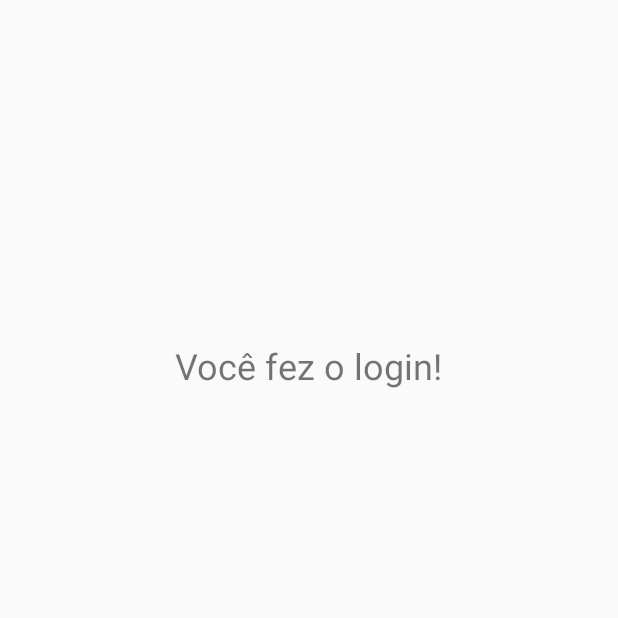
After one commit to jurandircastro/Healthy-Application, an Android app: the StartScreenActivity screen opened directly, with no data from a screen before it, on a phone screen of 412 x 824 dp, the top half of it. The commit adds this screen. Run offline under Robolectric (Android 15) with nearby library versions, the phone set to English and light mode, and no system bars.

Commit message:
Login e Cadastro
Cadastro e Login de usuários pelo firebase completos

```diff
--- a/app/build.gradle
+++ b/app/build.gradle
@@ -31,6 +31,7 @@ dependencies {
         exclude group: 'com.android.support', module: 'support-annotations'
     })
     compile 'com.android.support:appcompat-v7:25.0.0'
+    compile 'com.google.firebase:firebase-core:9.6.1'
     compile 'com.google.firebase:firebase-database:9.8.0'
     compile 'com.firebase:firebase-client-android:2.5.2+'
     testCompile 'junit:junit:4.12'
--- a/app/src/main/AndroidManifest.xml
+++ b/app/src/main/AndroidManifest.xml
@@ -2,10 +2,11 @@
 <manifest xmlns:android="http://schemas.android.com/apk/res/android"
     package="com.example.beltrao.healthy">
 
+    <uses-permission android:name="android.permission.INTERNET" />
+
     <application
         android:allowBackup="true"
         android:icon="@mipmap/ic_launcher"
-        android:label="@string/app_name"
         android:supportsRtl="true"
         android:theme="@style/AppTheme">
         <activity android:name="healthy_application.views.LoginActivity">
@@ -15,7 +16,8 @@
                 <category android:name="android.intent.category.LAUNCHER" />
             </intent-filter>
         </activity>
-        <activity android:name="healthy_application.views.RegisterActivity"></activity>
+        <activity android:name="healthy_application.views.RegisterActivity" />
+        <activity android:name="healthy_application.views.StartScreenActivity"></activity>
     </application>
 
 </manifest>
--- /dev/null
+++ b/app/src/main/java/healthy_application/views/StartScreenActivity.java
@@ -0,0 +1,15 @@
+package healthy_application.views;
+
+import android.app.Activity;
+import android.os.Bundle;
+
+import com.example.beltrao.healthy.R;
+
+public class StartScreenActivity extends Activity {
+
+    @Override
+    protected void onCreate(Bundle savedInstanceState) {
+        super.onCreate(savedInstanceState);
+        setContentView(R.layout.activity_start_screen);
+    }
+}
--- /dev/null
+++ b/app/src/main/res/layout/activity_start_screen.xml
@@ -0,0 +1,22 @@
+<?xml version="1.0" encoding="utf-8"?>
+<RelativeLayout xmlns:android="http://schemas.android.com/apk/res/android"
+    xmlns:tools="http://schemas.android.com/tools"
+    android:id="@+id/activity_start_screen"
+    android:layout_width="match_parent"
+    android:layout_height="match_parent"
+    android:paddingBottom="@dimen/activity_vertical_margin"
+    android:paddingLeft="@dimen/activity_horizontal_margin"
+    android:paddingRight="@dimen/activity_horizontal_margin"
+    android:paddingTop="@dimen/activity_vertical_margin"
+    tools:context="healthy_application.views.StartScreenActivity">
+
+    <TextView
+        android:text="Você fez o login!"
+        android:layout_width="wrap_content"
+        android:layout_height="wrap_content"
+        android:layout_alignParentTop="true"
+        android:layout_centerHorizontal="true"
+        android:layout_marginTop="211dp"
+        android:id="@+id/textView"
+        android:textSize="24sp" />
+</RelativeLayout>
```
Also changed, not shown: app/src/main/java/healthy_application/views/LoginActivity.java (+25 -8 lines), app/src/main/java/healthy_application/views/RegisterActivity.java (+31 -18 lines), app/src/main/java/healthy_application/webservices/FirebaseHelper.java (added, +110 -0 lines), app/src/main/java/healthy_application/webservices/FirebaseService.java (deleted, +0 -76 lines).
